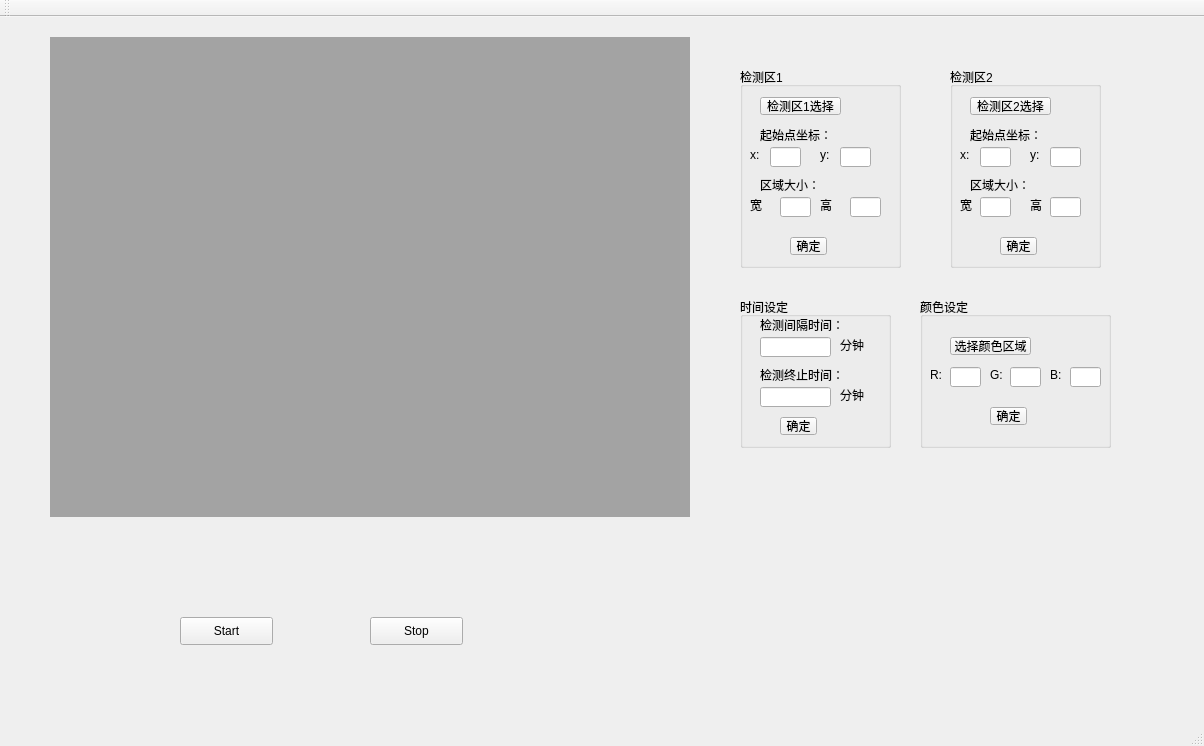
Before: the Qt Designer form ColorDetect/ColorDetect/ColorDetect.ui in seafrog1984/ColorDetect, drawn with Qt 5.
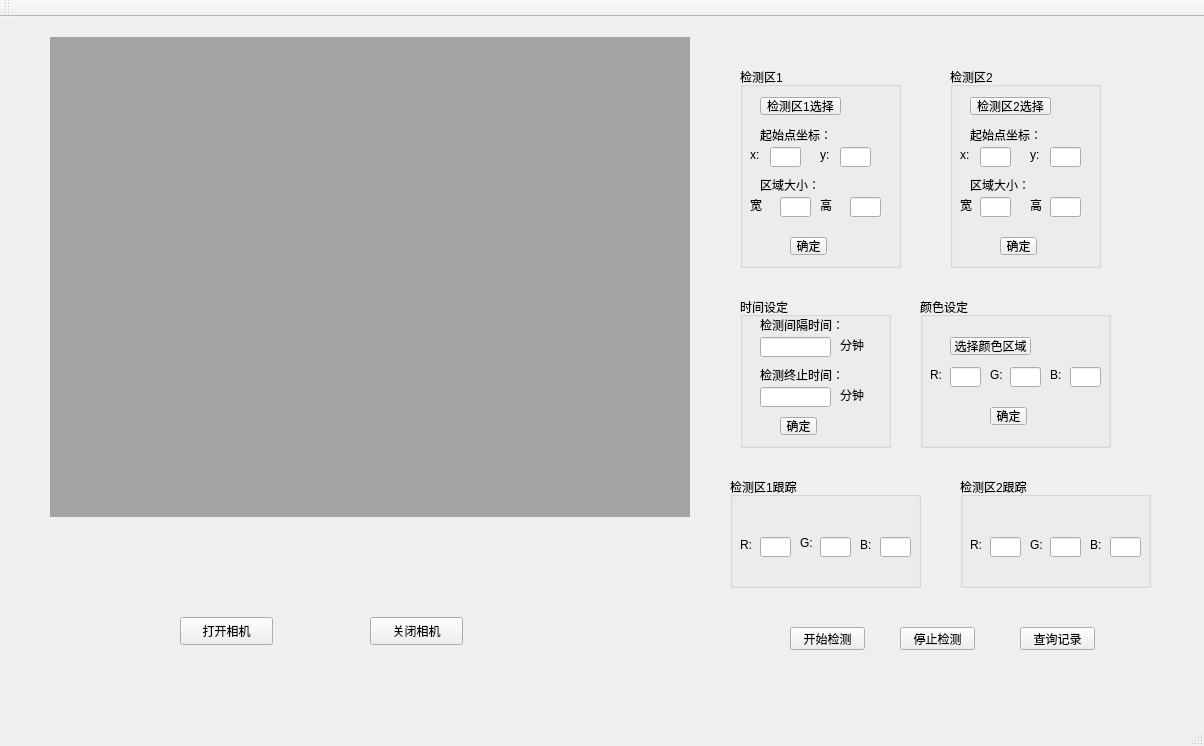
After: the same form once the commit is applied. Custom widgets are drawn as their Qt base class.

```diff
--- a/ColorDetect/ColorDetect/ColorDetect.ui
+++ b/ColorDetect/ColorDetect/ColorDetect.ui
@@ -30,7 +30,7 @@
      <string/>
     </property>
    </widget>
-   <widget class="QPushButton" name="btn_start">
+   <widget class="QPushButton" name="btn_open_cam">
     <property name="geometry">
      <rect>
       <x>180</x>
@@ -40,10 +40,10 @@
      </rect>
     </property>
     <property name="text">
-     <string>Start</string>
+     <string>打开相机</string>
     </property>
    </widget>
-   <widget class="QPushButton" name="btn_stop">
+   <widget class="QPushButton" name="btn_close_cam">
     <property name="geometry">
      <rect>
       <x>370</x>
@@ -53,7 +53,7 @@
      </rect>
     </property>
     <property name="text">
-     <string>Stop</string>
+     <string>关闭相机</string>
     </property>
    </widget>
    <widget class="QGroupBox" name="groupBox">
@@ -592,6 +592,241 @@
      </property>
     </widget>
    </widget>
+   <widget class="QGroupBox" name="groupBox_5">
+    <property name="geometry">
+     <rect>
+      <x>730</x>
+      <y>460</y>
+      <width>191</width>
+      <height>111</height>
+     </rect>
+    </property>
+    <property name="title">
+     <string>检测区1跟踪</string>
+    </property>
+    <widget class="QLineEdit" name="area1_r">
+     <property name="geometry">
+      <rect>
+       <x>30</x>
+       <y>60</y>
+       <width>31</width>
+       <height>20</height>
+      </rect>
+     </property>
+    </widget>
+    <widget class="QLabel" name="label_28">
+     <property name="geometry">
+      <rect>
+       <x>70</x>
+       <y>56</y>
+       <width>21</width>
+       <height>20</height>
+      </rect>
+     </property>
+     <property name="text">
+      <string>G:</string>
+     </property>
+    </widget>
+    <widget class="QLabel" name="label_29">
+     <property name="geometry">
+      <rect>
+       <x>10</x>
+       <y>60</y>
+       <width>21</width>
+       <height>16</height>
+      </rect>
+     </property>
+     <property name="text">
+      <string>R:</string>
+     </property>
+    </widget>
+    <widget class="QLineEdit" name="area1_b">
+     <property name="geometry">
+      <rect>
+       <x>150</x>
+       <y>60</y>
+       <width>31</width>
+       <height>20</height>
+      </rect>
+     </property>
+     <property name="text">
+      <string/>
+     </property>
+    </widget>
+    <widget class="QLabel" name="label_30">
+     <property name="geometry">
+      <rect>
+       <x>130</x>
+       <y>60</y>
+       <width>21</width>
+       <height>16</height>
+      </rect>
+     </property>
+     <property name="text">
+      <string>B:</string>
+     </property>
+    </widget>
+    <widget class="QLineEdit" name="area1_g">
+     <property name="geometry">
+      <rect>
+       <x>90</x>
+       <y>60</y>
+       <width>31</width>
+       <height>20</height>
+      </rect>
+     </property>
+    </widget>
+    <widget class="QLabel" name="label_area1">
+     <property name="geometry">
+      <rect>
+       <x>70</x>
+       <y>20</y>
+       <width>30</width>
+       <height>30</height>
+      </rect>
+     </property>
+     <property name="text">
+      <string/>
+     </property>
+    </widget>
+   </widget>
+   <widget class="QGroupBox" name="groupBox_6">
+    <property name="geometry">
+     <rect>
+      <x>960</x>
+      <y>460</y>
+      <width>191</width>
+      <height>111</height>
+     </rect>
+    </property>
+    <property name="title">
+     <string>检测区2跟踪</string>
+    </property>
+    <widget class="QLineEdit" name="area2_r">
+     <property name="geometry">
+      <rect>
+       <x>30</x>
+       <y>60</y>
+       <width>31</width>
+       <height>20</height>
+      </rect>
+     </property>
+    </widget>
+    <widget class="QLabel" name="label_31">
+     <property name="geometry">
+      <rect>
+       <x>70</x>
+       <y>60</y>
+       <width>21</width>
+       <height>16</height>
+      </rect>
+     </property>
+     <property name="text">
+      <string>G:</string>
+     </property>
+    </widget>
+    <widget class="QLabel" name="label_32">
+     <property name="geometry">
+      <rect>
+       <x>10</x>
+       <y>60</y>
+       <width>21</width>
+       <height>16</height>
+      </rect>
+     </property>
+     <property name="text">
+      <string>R:</string>
+     </property>
+    </widget>
+    <widget class="QLineEdit" name="area2_b">
+     <property name="geometry">
+      <rect>
+       <x>150</x>
+       <y>60</y>
+       <width>31</width>
+       <height>20</height>
+      </rect>
+     </property>
+     <property name="text">
+      <string/>
+     </property>
+    </widget>
+    <widget class="QLabel" name="label_33">
+     <property name="geometry">
+      <rect>
+       <x>130</x>
+       <y>60</y>
+       <width>21</width>
+       <height>16</height>
+      </rect>
+     </property>
+     <property name="text">
+      <string>B:</string>
+     </property>
+    </widget>
+    <widget class="QLineEdit" name="area2_g">
+     <property name="geometry">
+      <rect>
+       <x>90</x>
+       <y>60</y>
+       <width>31</width>
+       <height>20</height>
+      </rect>
+     </property>
+    </widget>
+    <widget class="QLabel" name="label_area2">
+     <property name="geometry">
+      <rect>
+       <x>80</x>
+       <y>20</y>
+       <width>30</width>
+       <height>30</height>
+      </rect>
+     </property>
+     <property name="text">
+      <string/>
+     </property>
+    </widget>
+   </widget>
+   <widget class="QPushButton" name="btn_start">
+    <property name="geometry">
+     <rect>
+      <x>790</x>
+      <y>610</y>
+      <width>75</width>
+      <height>23</height>
+     </rect>
+    </property>
+    <property name="text">
+     <string>开始检测</string>
+    </property>
+   </widget>
+   <widget class="QPushButton" name="btn_stop">
+    <property name="geometry">
+     <rect>
+      <x>900</x>
+      <y>610</y>
+      <width>75</width>
+      <height>23</height>
+     </rect>
+    </property>
+    <property name="text">
+     <string>停止检测</string>
+    </property>
+   </widget>
+   <widget class="QPushButton" name="btn_search">
+    <property name="geometry">
+     <rect>
+      <x>1020</x>
+      <y>610</y>
+      <width>75</width>
+      <height>23</height>
+     </rect>
+    </property>
+    <property name="text">
+     <string>查询记录</string>
+    </property>
+   </widget>
    <zorder>groupBox</zorder>
    <zorder>label</zorder>
    <zorder>btn_start</zorder>
```
Left out of the diff: 9 changed lines with no effect on the pictures.
